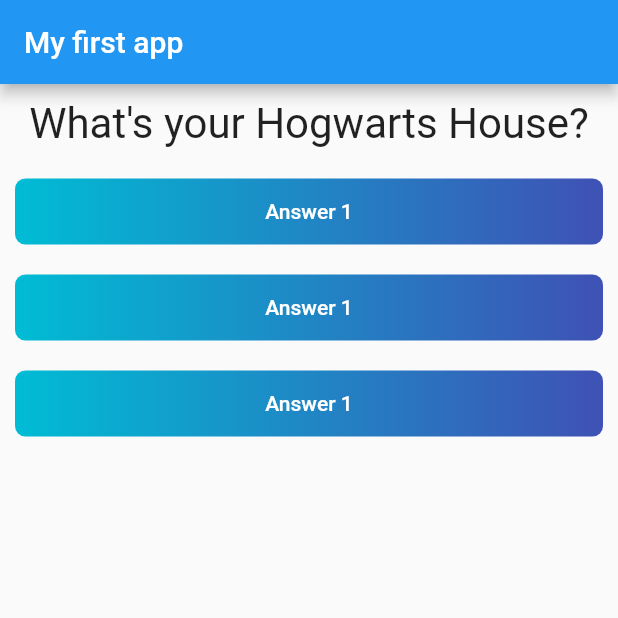
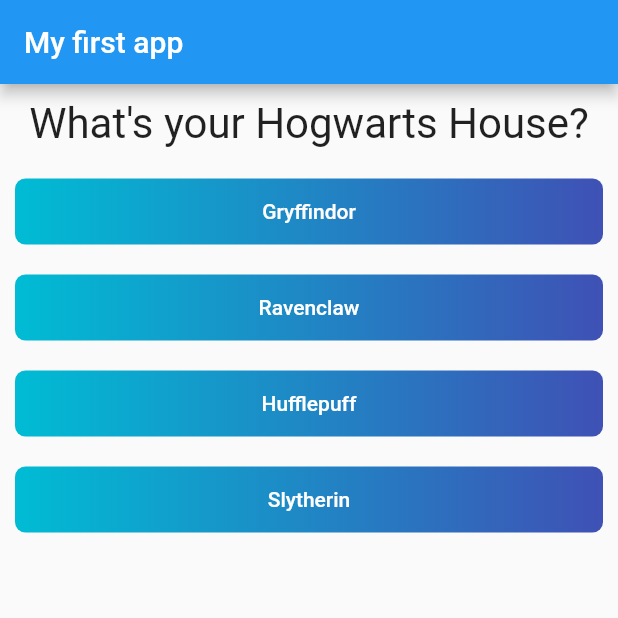
Before and after one commit to Totemi1324/sandbox_app, a Flutter app: the screen it shows after launch, on a phone screen of 412 x 824 dp, the top half of it. Run offline on Flutter 3.47's test engine with Material 2 defaults, Android fonts, the light colour scheme and no system bars.

Commit message:
Implement dynamic answer structure

```diff
--- a/lib/answer.dart
+++ b/lib/answer.dart
@@ -1,10 +1,11 @@
 import 'package:flutter/material.dart';
 
 class Answer extends StatelessWidget {
+  final String answerText;
   final VoidCallback handler;
   final Gradient backgroundGradient;
 
-  const Answer(this.handler,
+  const Answer(this.answerText, this.handler,
       {super.key,
       this.backgroundGradient =
           const LinearGradient(colors: [Colors.cyan, Colors.indigo])});
@@ -24,7 +25,7 @@
       child: MaterialButton(
         onPressed: handler,
         shape: RoundedRectangleBorder(borderRadius: borderRadius),
-        child: const Text("Answer 1", style: TextStyle(color: Colors.white),),
+        child: Text(answerText, style: TextStyle(color: Colors.white),),
       ),
     );
   }
--- a/lib/main.dart
+++ b/lib/main.dart
@@ -26,10 +26,31 @@
   @override
   Widget build(BuildContext context) {
     var questionList = [
-      "What's your Hogwarts House?",
-      "Which animal does your Patronus embody?",
-      "What wood is your wand made of?",
-      "Of what material consists the core of your wand?",
+      {
+        "question_text": "What's your Hogwarts House?",
+        "question_answers": [
+          "Gryffindor",
+          "Ravenclaw",
+          "Hufflepuff",
+          "Slytherin"
+        ]
+      },
+      {
+        "question_text": "Which animal does your Patronus embody?",
+        "question_answers": ["Fox", "Eagle", "Wolf"]
+      },
+      {
+        "question_text": "What wood is your wand made of?",
+        "question_answers": ["Chestnut", "Beech", "Cypress", "Maple"]
+      },
+      {
+        "question_text": "Of what material consists the core of your wand?",
+        "question_answers": [
+          "Unicorn hair",
+          "Dragon heart string",
+          "Phoenix feather"
+        ]
+      },
     ];
 
     return MaterialApp(
@@ -40,11 +61,9 @@
         body: Column(
           children: [
             Question(
-              questionList[_questionIndex],
+              questionList[_questionIndex]["question_text"] as String,
             ),
-            Answer(_onAnswerPressed),
-            Answer(_onAnswerPressed),
-            Answer(_onAnswerPressed),
+            ...(questionList[_questionIndex]["question_answers"] as List<String>).map((e) => Answer(e, _onAnswerPressed)).toList()
           ],
         ),
       ),
```
